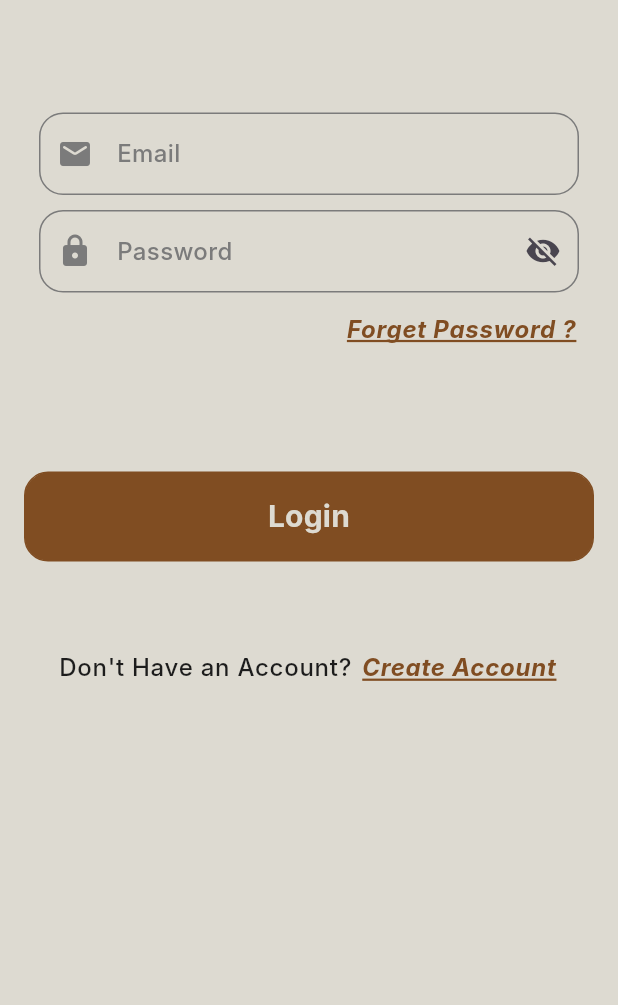
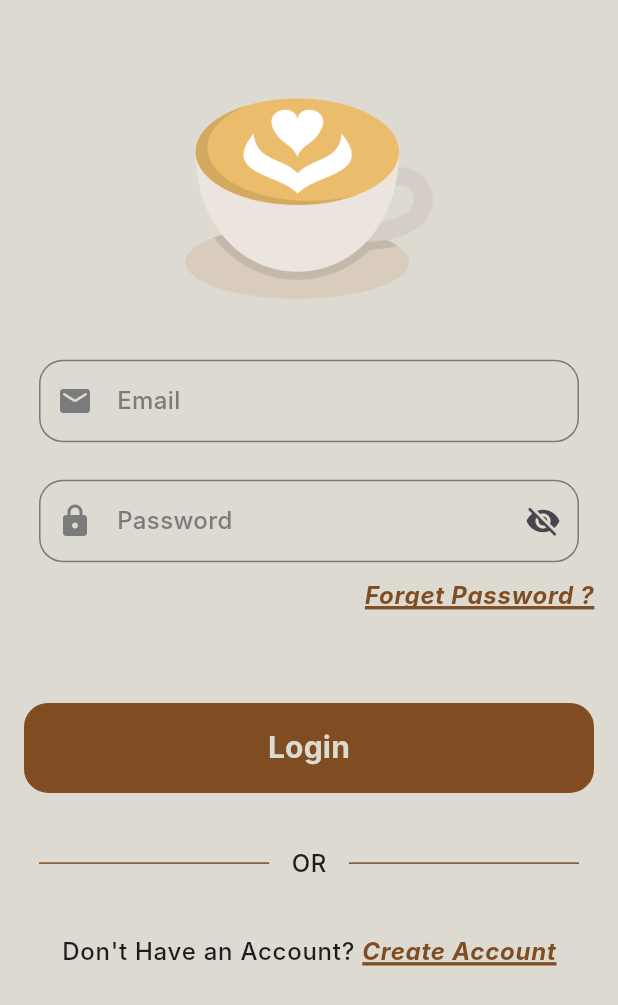
Before and after one commit to Momen0Waleed/Coffee-Auth-flutter, a Flutter app: the CreateAccount screen opened by its route, after a tap on "Create Account", after a tap on "Login", on a phone screen of 412 x 824 dp. Shown: the top 1005 px of the screen. Run offline on Flutter 3.47's test engine with Material 3 defaults, Android fonts, the phone set to English and light mode, and no system bars; drawn by our look-alikes of flutter_bounceable; our stand-ins replace bot_toast, cloud_firestore, firebase_auth, firebase_core, flutter_easyloading; accounts and stored records are empty; Roboto replaces fonts that are missing (Inter).

```diff
--- /dev/null
+++ b/lib/core/constants/images/images_dir.dart
@@ -0,0 +1,6 @@
+abstract class ImagesDir{
+  static const String logo = "assets/latte-art.png";
+
+
+
+}
--- a/lib/modules/authentication/create_account.dart
+++ b/lib/modules/authentication/create_account.dart
@@ -1,10 +1,15 @@
+import 'dart:async';
+
+import 'package:coffee/core/constants/images/images_dir.dart';
 import 'package:coffee/core/constants/routes/page_routes_name.dart';
+import 'package:coffee/core/constants/services/snackbar_service.dart';
 import 'package:coffee/core/constants/theme/colors/app_colors.dart';
 import 'package:coffee/core/constants/utils/firebase_authentication_utils.dart';
 import 'package:coffee/modules/authentication/widgets/register_button_widget.dart';
 import 'package:coffee/modules/authentication/widgets/text_field_widget.dart';
 import 'package:firebase_auth/firebase_auth.dart' show FirebaseAuth;
 import 'package:flutter/material.dart';
+import 'package:flutter_bounceable/flutter_bounceable.dart';
 import 'package:flutter_easyloading/flutter_easyloading.dart';
 
 class CreateAccount extends StatefulWidget {
@@ -20,10 +25,12 @@ class _CreateAccountState extends State<CreateAccount> {
   final mailController = TextEditingController();
   final passwordController = TextEditingController();
   final confirmPasswordController = TextEditingController();
+    double errorHeight = 25;
 
   @override
   Widget build(BuildContext context) {
     var textTheme = Theme.of(context).textTheme;
+    var dynamicSize = MediaQuery.of(context).size;
 
     return Scaffold(
       appBar: AppBar(
@@ -33,8 +40,7 @@ class _CreateAccountState extends State<CreateAccount> {
           onPressed: () {
             Navigator.of(context).pop();
           },
-          icon: Icon(Icons.arrow_back, color: AppColors.gold
-              , size: 30),
+          icon: Icon(Icons.arrow_back, color: AppColors.gold, size: 30),
         ),
         title: Text("Register"),
       ),
@@ -45,14 +51,11 @@ class _CreateAccountState extends State<CreateAccount> {
             mainAxisAlignment: MainAxisAlignment.start,
             crossAxisAlignment: CrossAxisAlignment.center,
             children: [
-              // Image.asset(
-              //   ImagesName.splashLogo,
-              //   width: dynamicSize.width * 0.4,
-              // ),
+              Image.asset(ImagesDir.logo, width: dynamicSize.width * 0.4),
               Form(
                 key: _formKey,
                 child: Column(
-                  spacing: 15,
+                  spacing: errorHeight,
                   mainAxisAlignment: MainAxisAlignment.spaceBetween,
                   crossAxisAlignment: CrossAxisAlignment.center,
                   children: [
@@ -106,9 +109,9 @@ class _CreateAccountState extends State<CreateAccount> {
                       validator: validateConfirmPassword,
                       controller: confirmPasswordController,
                     ),
+                    SizedBox(height: 10),
                     RegisterButtonWidget(
-                      bgColor: AppColors.gold
-                      ,
+                      bgColor: AppColors.gold,
                       child: Text(
                         "Create Account",
                         style: textTheme.titleMedium!.copyWith(
@@ -116,26 +119,73 @@ class _CreateAccountState extends State<CreateAccount> {
                         ),
                         textAlign: TextAlign.center,
                       ),
+                      // inside register button action
                       buttonAction: () {
-                        setState(() async {
                         if (_formKey.currentState!.validate()) {
+                          setState(() {
+                            errorHeight = 25;
+                          });
                           EasyLoading.show();
                           FirebaseAuthenticationUtils.createUserWithEmailAndPassword(
                             emailAddress: mailController.text,
                             password: passwordController.text,
                           ).then((value) async {
+                            // 1. Move dismiss to the TOP so it runs regardless of success/failure
+                            EasyLoading.dismiss();
+
+                            // 2. Check if creation succeeded BEFORE accessing currentUser
+                            if (value == true) {
+                              // 3. Wrap profile updates in a try-catch block for safety
+                              try {
+                                if (FirebaseAuth.instance.currentUser != null) {
                                   await FirebaseAuth.instance.currentUser!
                                       .updateDisplayName(nameController.text);
                                   await FirebaseAuth.instance.currentUser!.reload();
-                              if (value) {
-                                EasyLoading.dismiss();
-                                // ignore: use_build_context_synchronously
+                                }
+                                // 4. Navigate only after success
+                                if (context.mounted) {
+                                  SnackbarService.showSuccessNotification("Created");
+                                  Timer(Duration(seconds: 5), (){});
                                   Navigator.pop(context);
                                 }
+                              } catch (e) {
+                                // Handle profile update errors if needed
+                                print("Profile update error: $e");
+                              }
+                            }
+                          });
+                        } else {
+                          setState(() {
+                            errorHeight = 10;
                           });
                         }
-                        });
                       },
+                    ),
+                    Row(
+                      children: [
+                        Expanded(
+                          child: Divider(
+                            height: 3,
+                            color: AppColors.gold,
+                            indent: 10,
+                            endIndent: 10,
+                          ),
+                        ),
+                        Text(
+                          " OR ",
+                          style: textTheme.bodyLarge!.copyWith(
+                            color: AppColors.black,
+                          ),
+                        ),
+                        Expanded(
+                          child: Divider(
+                            height: 3,
+                            color: AppColors.gold,
+                            indent: 10,
+                            endIndent: 10,
+                          ),
+                        ),
+                      ],
                     ),
                     Row(
                       mainAxisAlignment: MainAxisAlignment.center,
@@ -147,8 +197,8 @@ class _CreateAccountState extends State<CreateAccount> {
                             color: AppColors.black,
                           ),
                         ),
-                        TextButton(
-                          onPressed: () {
+                        Bounceable(
+                          onTap: () {
                             Navigator.of(
                               context,
                             ).pushNamed(PageRoutesName.login);
@@ -156,12 +206,12 @@ class _CreateAccountState extends State<CreateAccount> {
                           child: Text(
                             "Login",
                             style: textTheme.bodyLarge!.copyWith(
-                              color: AppColors.gold
-                              ,
+                              color: AppColors.gold,
                               fontStyle: FontStyle.italic,
                               decoration: TextDecoration.underline,
-                              decorationColor: AppColors.gold
-                              ,
+                              decorationColor: AppColors.gold,
+                              decorationStyle: TextDecorationStyle.solid,
+                              decorationThickness: 1.5,
                               fontWeight: FontWeight.bold,
                             ),
                           ),
@@ -201,7 +251,7 @@ class _CreateAccountState extends State<CreateAccount> {
       return "Password is Required";
     }
     final passwordRegex = RegExp(
-      r'^(?=.*[a-z])(?=.*[A-Z])(?=.*\d)(?=.*[!@#\$&*~]).{8,}$',
+      r'^(?=.*[a-z])(?=.*[A-Z])(?=.*\d)(?=.*[!@#\$&*~]).{6,}$',
     );
     if (!passwordRegex.hasMatch(value)) {
       return "Password must contain uppercase, lowercase,\nnumber, and special character.";
--- a/lib/modules/authentication/login_screen.dart
+++ b/lib/modules/authentication/login_screen.dart
@@ -1,11 +1,14 @@
 import 'package:cloud_firestore/cloud_firestore.dart';
+import 'package:coffee/core/constants/images/images_dir.dart';
 import 'package:coffee/core/constants/routes/page_routes_name.dart';
+import 'package:coffee/core/constants/services/snackbar_service.dart';
 import 'package:coffee/core/constants/theme/colors/app_colors.dart';
 import 'package:coffee/core/constants/utils/firebase_authentication_utils.dart';
 import 'package:coffee/modules/authentication/widgets/register_button_widget.dart';
 import 'package:coffee/modules/authentication/widgets/text_field_widget.dart';
 import 'package:firebase_auth/firebase_auth.dart';
 import 'package:flutter/material.dart';
+import 'package:flutter_bounceable/flutter_bounceable.dart';
 import 'package:flutter_easyloading/flutter_easyloading.dart';
 
 class LoginScreen extends StatefulWidget {
@@ -19,6 +22,7 @@ class _LoginScreenState extends State<LoginScreen> {
   final _formKey = GlobalKey<FormState>();
   final mailController = TextEditingController();
   final passwordController = TextEditingController();
+    double errorHeight = 25;
 
   @override
   Widget build(BuildContext context) {
@@ -28,31 +32,25 @@ class _LoginScreenState extends State<LoginScreen> {
     return Scaffold(
       resizeToAvoidBottomInset: false,
       body: Padding(
-        padding: const EdgeInsets.only(
-          left: 16.0,
-          right: 16,
-          // bottom: 25,
-          top: 50,
-        ),
+        padding: const EdgeInsets.only(left: 16.0, right: 16, top: 50),
         child: SingleChildScrollView(
           child: Column(
             mainAxisAlignment: MainAxisAlignment.start,
             crossAxisAlignment: CrossAxisAlignment.center,
             children: [
-              // Image.asset(ImagesName.splashLogo, width: dynamicSize.width * 0.4),
+              Image.asset(ImagesDir.logo, width: dynamicSize.width * 0.4),
               Form(
                 key: _formKey,
                 child: Column(
                   children: [
                     Container(
-                      // height: dynamicSize.height * 0.225,
                       margin: EdgeInsets.symmetric(vertical: 25),
                       child: Column(
                         mainAxisAlignment: MainAxisAlignment.spaceBetween,
                         crossAxisAlignment: CrossAxisAlignment.center,
                         children: [
                           TextFieldWidget(
-                            color:AppColors.white,
+                            color: AppColors.white,
                             textColor: AppColors.gray,
                             borderColor: AppColors.gray,
                             title: "Email",
@@ -68,16 +66,15 @@ class _LoginScreenState extends State<LoginScreen> {
                               return null;
                             },
                           ),
-                          SizedBox(height: 10,),
+                          SizedBox(height: errorHeight),
                           TextFieldWidget(
                             color: AppColors.white,
                             textColor: AppColors.gray,
                             borderColor: AppColors.gray,
-
                             title: "Password",
                             prefixIcon: Icon(
                               Icons.lock_rounded,
-                              color:AppColors.gray,
+                              color: AppColors.gray,
                             ),
                             isPassword: true,
                             controller: passwordController,
@@ -88,17 +85,19 @@ class _LoginScreenState extends State<LoginScreen> {
                               return null;
                             },
                           ),
+                          SizedBox(height: 10),
                           Align(
                             alignment: Alignment.centerRight,
-                            child: TextButton(
-                              onPressed: () {
-                              },
+                            child: Bounceable(
+                              onTap: () {},
                               child: Text(
                                 "Forget Password ?",
                                 style: theme.bodyLarge!.copyWith(
                                   color: AppColors.gold,
                                   fontStyle: FontStyle.italic,
                                   decoration: TextDecoration.underline,
+                                  decorationStyle: TextDecorationStyle.solid,
+                                  decorationThickness: 1.5,
                                   decorationColor: AppColors.gold,
                                   fontWeight: FontWeight.bold,
                                 ),
@@ -123,20 +122,29 @@ class _LoginScreenState extends State<LoginScreen> {
                               ),
                               textAlign: TextAlign.center,
                             ),
+                            // inside Login button action
                             buttonAction: () {
                               if (_formKey.currentState!.validate()) {
+                                setState(() { errorHeight = 25; });
                                 EasyLoading.show();
 
                                 FirebaseAuthenticationUtils.signInWithEmailAndPassword(
                                   emailAddress: mailController.text.trim(),
                                   password: passwordController.text.trim(),
                                 ).then((success) async {
-                                    EasyLoading.dismiss();
+                                  EasyLoading.dismiss(); // This is correct, it runs immediately.
 
-                                    if (!success) return;
+                                  if (!success) return; // Stop if login failed
 
                                   final uid = FirebaseAuth.instance.currentUser!.uid;
-                                    final userDoc = await FirebaseFirestore.instance.collection("users").doc(uid).get();
+
+                                  // Ensure the widget is still in the tree before using context
+                                  if (!context.mounted) return;
+
+                                  final userDoc = await FirebaseFirestore.instance
+                                      .collection("users")
+                                      .doc(uid)
+                                      .get();
 
                                   if (!userDoc.exists) {
                                     await FirebaseFirestore.instance.collection("users").doc(uid).set({
@@ -145,10 +153,42 @@ class _LoginScreenState extends State<LoginScreen> {
                                     });
                                   }
 
+                                  // UNCOMMENT THIS LINE so the user actually goes to the app!
+                                  if (context.mounted) {
                                     // Navigator.of(context).pushReplacementNamed(PageRoutesName.layout);
+                                    SnackbarService.showSuccessNotification("Done");
+                                  }
                                 });
+                              } else {
+                                setState(() { errorHeight = 10; });
                               }
-                              }
+                            },
+                          ),
+                          Row(
+                            children: [
+                              Expanded(
+                                child: Divider(
+                                  height: 3,
+                                  color: AppColors.gold,
+                                  indent: 10,
+                                  endIndent: 10,
+                                ),
+                              ),
+                              Text(
+                                " OR ",
+                                style: theme.bodyLarge!.copyWith(
+                                  color: AppColors.black,
+                                ),
+                              ),
+                              Expanded(
+                                child: Divider(
+                                  height: 3,
+                                  color: AppColors.gold,
+                                  indent: 10,
+                                  endIndent: 10,
+                                ),
+                              ),
+                            ],
                           ),
                           Row(
                             mainAxisAlignment: MainAxisAlignment.center,
@@ -157,24 +197,23 @@ class _LoginScreenState extends State<LoginScreen> {
                               Text(
                                 "Don't Have an Account? ",
                                 style: theme.bodyLarge!.copyWith(
-                                  color:  AppColors.black,
+                                  color: AppColors.black,
                                 ),
                               ),
-                              TextButton(
-                                onPressed: () {
+                              Bounceable(
+                                onTap: () {
                                   Navigator.of(
                                     context,
                                   ).pushNamed(PageRoutesName.register);
                                 },
-                                style: TextButton.styleFrom(
-                                  padding: EdgeInsets.symmetric(horizontal: 2),
-                                ),
                                 child: Text(
                                   "Create Account",
                                   style: theme.bodyLarge!.copyWith(
                                     color: AppColors.gold,
                                     fontStyle: FontStyle.italic,
                                     decoration: TextDecoration.underline,
+                                    decorationStyle: TextDecorationStyle.solid,
+                                    decorationThickness: 1.5,
                                     decorationColor: AppColors.gold,
                                     fontWeight: FontWeight.bold,
                                   ),
@@ -182,29 +221,6 @@ class _LoginScreenState extends State<LoginScreen> {
                               ),
                             ],
                           ),
-                          // Row(
-                          //   children: [
-                          //     Expanded(
-                          //       child: Divider(
-                          //         height: 3,
-                          //         color: AppColors.gold,
-                          //         indent: 10,
-                          //         endIndent: 10,
-                          //       ),
-                          //     ),
-                          //     Text(" OR ", style: theme.bodyLarge!.copyWith(
-                          //       color:AppColors.black
-                          //     )),
-                          //     Expanded(
-                          //       child: Divider(
-                          //         height: 3,
-                          //         color: AppColors.gold,
-                          //         indent: 10,
-                          //         endIndent: 10,
-                          //       ),
-                          //     ),
-                          //   ],
-                          // ),
                         ],
                       ),
                     ),
--- a/lib/modules/authentication/widgets/register_button_widget.dart
+++ b/lib/modules/authentication/widgets/register_button_widget.dart
@@ -1,5 +1,6 @@
 import 'package:coffee/core/constants/theme/colors/app_colors.dart';
 import 'package:flutter/material.dart';
+import 'package:flutter_bounceable/flutter_bounceable.dart';
 
 class RegisterButtonWidget extends StatelessWidget {
   const RegisterButtonWidget({
@@ -14,7 +15,7 @@ class RegisterButtonWidget extends StatelessWidget {
 
   @override
   Widget build(BuildContext context) {
-    return GestureDetector(
+    return Bounceable(
       onTap: buttonAction,
       child: Container(
         width: double.infinity,
--- a/lib/modules/authentication/widgets/text_field_widget.dart
+++ b/lib/modules/authentication/widgets/text_field_widget.dart
@@ -50,6 +50,7 @@ class _TextFieldWidgetState extends State<TextFieldWidget> {
         minLines: widget.minlines,
         validator: widget.validator,
         onChanged: widget.onChanged,
+        cursorColor: AppColors.gold,
         obscureText: widget.isPassword
             ? (widget.isPassword ? obscurePassword : false)
             : false,
```
Lines whose indentation alone changed are shown as unchanged.
